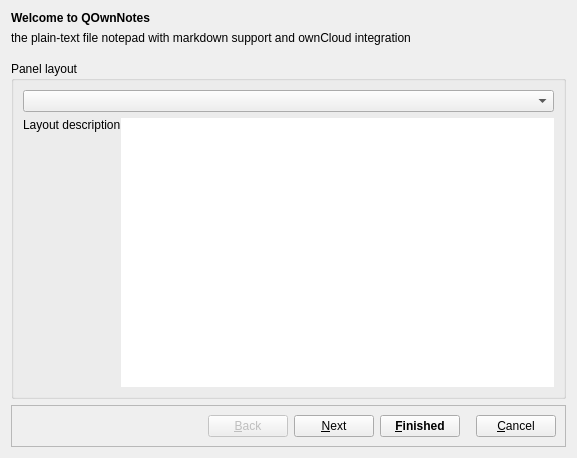
First picture: the form in src/dialogs/welcomedialog.ui, repository pbek/QOwnNotes, before the edit.
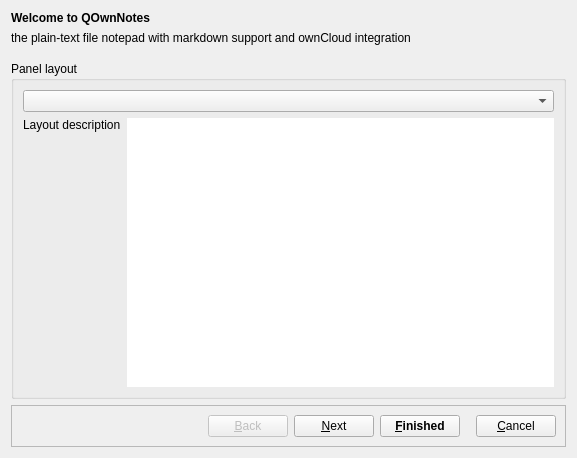
Second picture: the form after the edit. Icons and pictures are not drawn.

What changed in the file:
```diff
--- a/src/dialogs/welcomedialog.ui
+++ b/src/dialogs/welcomedialog.ui
@@ -278,9 +278,6 @@
           <string>Panel layout</string>
          </property>
          <layout class="QGridLayout" name="gridLayout_8">
-          <property name="horizontalSpacing">
-           <number>0</number>
-          </property>
           <item row="1" column="1">
            <widget class="QGraphicsView" name="layoutGraphicsView">
             <property name="styleSheet">
```
